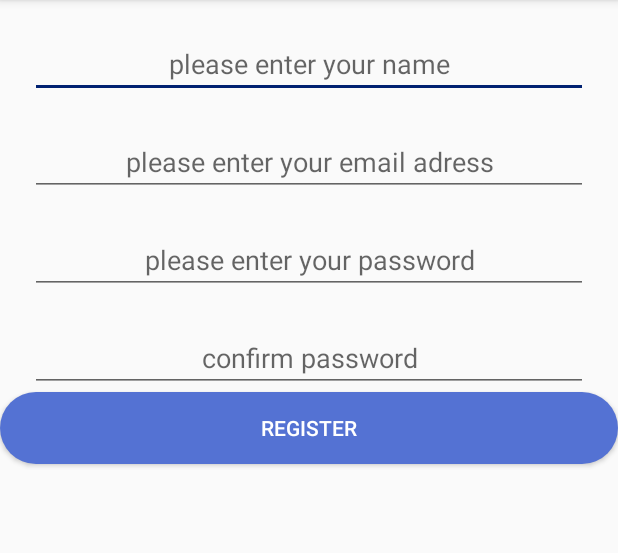
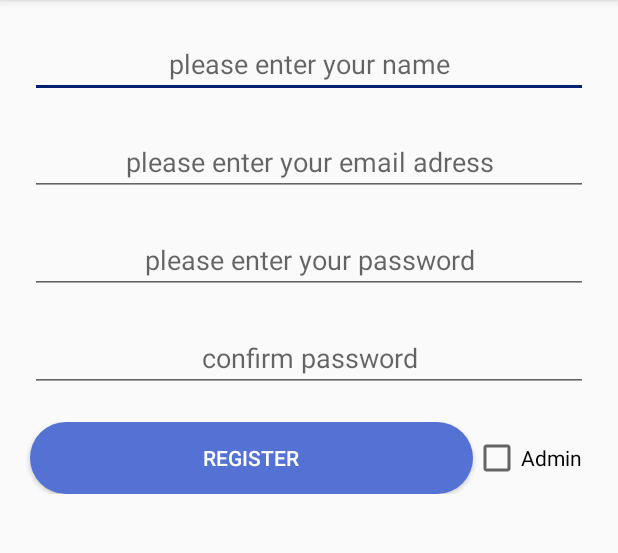
Before and after one commit to CiprianCiobanu123/CalendarEvents, an Android app: the Register screen opened directly, with no data from a screen before it, on a phone screen of 412 x 824 dp, the part 84-637 px from its top. Run offline under Robolectric (Android 15) with nearby library versions, the phone set to English and light mode, and no system bars; libraries missing offline, so code that uses them is left out: com.backendless, com.backendless.async, com.backendless.exceptions.

Commit message:
can register as a normal user or as an admin. can add member if admin dont see the add member option if normal user

```diff
--- a/EventCalendar/app/src/main/java/com/ciprian/eventcalendar/Register.java
+++ b/EventCalendar/app/src/main/java/com/ciprian/eventcalendar/Register.java
@@ -1,15 +1,19 @@
 package com.ciprian.eventcalendar;
 
+import androidx.appcompat.app.AlertDialog;
 import androidx.appcompat.app.AppCompatActivity;
 
 import android.animation.Animator;
 import android.animation.AnimatorListenerAdapter;
 import android.annotation.TargetApi;
+import android.content.DialogInterface;
 import android.content.Intent;
 import android.os.Build;
 import android.os.Bundle;
+import android.text.InputType;
 import android.view.View;
 import android.widget.Button;
+import android.widget.CheckBox;
 import android.widget.EditText;
 import android.widget.TextView;
 import android.widget.Toast;
@@ -19,15 +23,21 @@ import com.backendless.BackendlessUser;
 import com.backendless.async.callback.AsyncCallback;
 import com.backendless.exceptions.BackendlessFault;
 
+import static android.view.View.GONE;
+
 public class Register extends AppCompatActivity {
 
-    EditText etName, etPassword, etPasswordRepeat;
+    EditText etName, etPassword, etPasswordRepeat, etPasswordAdmin;
     Button btnRegister;
+    CheckBox cbAdmin;
     TextView tvMail;
 
     private View mProgressView;
     private View mLoginFormView;
     private TextView tvLoad;
+
+    private String isAdminText = "";
+    private boolean requiresAdminPassword;
 
     @Override
     protected void onCreate(Bundle savedInstanceState) {
@@ -43,6 +53,23 @@ public class Register extends AppCompatActivity {
         mProgressView = findViewById(R.id.login_progress);
         mLoginFormView = findViewById(R.id.login_form);
         tvLoad = findViewById(R.id.tvLoad);
+        cbAdmin = findViewById(R.id.cbAdmin);
+        etPasswordAdmin = findViewById(R.id.etPasswordAdmin);
+
+        etPasswordAdmin.setVisibility(GONE);
+
+        cbAdmin.setOnClickListener(new View.OnClickListener() {
+            @Override
+            public void onClick(View v) {
+                if (etPasswordAdmin.getVisibility() == View.VISIBLE) {
+                    etPasswordAdmin.setVisibility(GONE);
+                    requiresAdminPassword = false;
+                } else {
+                    etPasswordAdmin.setVisibility(View.VISIBLE);
+                    requiresAdminPassword = true;
+                }
+            }
+        });
 
         btnRegister.setOnClickListener(new View.OnClickListener() {
             @Override
@@ -59,8 +86,18 @@ public class Register extends AppCompatActivity {
                         String name = etName.getText().toString().trim();
                         String email = tvMail.getText().toString().trim();
                         String password = etPassword.getText().toString().trim();
+                        boolean isAdmin = false;
 
+                        if (requiresAdminPassword) {
+                            if (etPasswordAdmin.getText().toString().isEmpty()) {
+                                Toast.makeText(Register.this, "Please enter a 6 digit password", Toast.LENGTH_SHORT).show();
+                                showProgress(false);
+                            } else {
+                                if (etPasswordAdmin.getText().toString().trim().equals("123456")) {
+                                    Toast.makeText(Register.this, "You are an admin", Toast.LENGTH_SHORT).show();
+                                    isAdmin = true;
                                     BackendlessUser user = new BackendlessUser();
+                                    user.setProperty("admin", isAdmin);
                                     user.setEmail(email);
                                     user.setPassword(password);
                                     user.setProperty("name", name);
@@ -94,6 +131,50 @@ public class Register extends AppCompatActivity {
                                         }
                                     });
                                 } else {
+                                    Toast.makeText(Register.this, "6 digit code incorrect", Toast.LENGTH_SHORT).show();
+                                    showProgress(false);
+                                }
+                            }
+                        } else {
+                            BackendlessUser user = new BackendlessUser();
+                            user.setProperty("admin", isAdmin);
+                            user.setEmail(email);
+                            user.setPassword(password);
+                            user.setProperty("name", name);
+
+                            final Member member = new Member();
+                            member.setName(name);
+
+                            Backendless.UserService.register(user, new AsyncCallback<BackendlessUser>() {
+                                @Override
+                                public void handleResponse(BackendlessUser response) {
+                                    Toast.makeText(Register.this, "New user registered", Toast.LENGTH_SHORT).show();
+                                    Backendless.Persistence.save(member, new AsyncCallback<Member>() {
+                                        @Override
+                                        public void handleResponse(Member response) {
+                                            Toast.makeText(Register.this, "Member saved", Toast.LENGTH_SHORT).show();
+                                        }
+
+                                        @Override
+                                        public void handleFault(BackendlessFault fault) {
+                                            Toast.makeText(Register.this, fault.getMessage(), Toast.LENGTH_SHORT).show();
+                                        }
+                                    });
+                                    Register.this.finish();
+                                    startActivity(new Intent(Register.this, Login.class));
+                                }
+
+                                @Override
+                                public void handleFault(BackendlessFault fault) {
+                                    Toast.makeText(Register.this, "Error:" + fault.getMessage(), Toast.LENGTH_SHORT).show();
+                                    showProgress(false);
+                                }
+                            });
+
+                        }
+
+
+                    } else {
                         Toast.makeText(Register.this, "Passwords are different", Toast.LENGTH_SHORT).show();
                     }
 
@@ -108,36 +189,36 @@ public class Register extends AppCompatActivity {
     private void showProgress(final boolean show) {
         if (Build.VERSION.SDK_INT >= Build.VERSION_CODES.HONEYCOMB_MR2) {
             int shortAnimTime = getResources().getInteger(android.R.integer.config_shortAnimTime);
-            mLoginFormView.setVisibility(show ? View.GONE : View.VISIBLE);
+            mLoginFormView.setVisibility(show ? GONE : View.VISIBLE);
             mLoginFormView.animate().setDuration(shortAnimTime).alpha(
                     show ? 0 : 1).setListener(new AnimatorListenerAdapter() {
                 @Override
                 public void onAnimationEnd(Animator animation) {
-                    mLoginFormView.setVisibility(show ? View.GONE : View.VISIBLE);
+                    mLoginFormView.setVisibility(show ? GONE : View.VISIBLE);
                 }
             });
-            mProgressView.setVisibility(show ? View.VISIBLE : View.GONE);
+            mProgressView.setVisibility(show ? View.VISIBLE : GONE);
             mProgressView.animate().setDuration(shortAnimTime).alpha(
                     show ? 1 : 0).setListener(new AnimatorListenerAdapter() {
                 @Override
                 public void onAnimationEnd(Animator animation) {
-                    mProgressView.setVisibility(show ? View.VISIBLE : View.GONE);
+                    mProgressView.setVisibility(show ? View.VISIBLE : GONE);
                 }
             });
-            tvLoad.setVisibility(show ? View.VISIBLE : View.GONE);
+            tvLoad.setVisibility(show ? View.VISIBLE : GONE);
             tvLoad.animate().setDuration(shortAnimTime).alpha(
                     show ? 1 : 0).setListener(new AnimatorListenerAdapter() {
                 @Override
                 public void onAnimationEnd(Animator animation) {
-                    tvLoad.setVisibility(show ? View.VISIBLE : View.GONE);
+                    tvLoad.setVisibility(show ? View.VISIBLE : GONE);
                 }
             });
         } else {
 // The ViewPropertyAnimator APIs are not available, so simply show
 // and hide the relevant UI components.
-            mProgressView.setVisibility(show ? View.VISIBLE : View.GONE);
-            tvLoad.setVisibility(show ? View.VISIBLE : View.GONE);
-            mLoginFormView.setVisibility(show ? View.GONE : View.VISIBLE);
+            mProgressView.setVisibility(show ? View.VISIBLE : GONE);
+            tvLoad.setVisibility(show ? View.VISIBLE : GONE);
+            mLoginFormView.setVisibility(show ? GONE : View.VISIBLE);
         }
     }
 }
--- a/EventCalendar/app/src/main/res/layout/activity_register.xml
+++ b/EventCalendar/app/src/main/res/layout/activity_register.xml
@@ -88,13 +88,46 @@
             android:hint="confirm password"
             android:inputType="textPassword" />
 
-        <Button
-            android:id="@+id/btnRegister"
+        <EditText
+            android:id="@+id/etPasswordAdmin"
             android:layout_width="match_parent"
             android:layout_height="wrap_content"
-            android:background="@drawable/fullbutton"
-            android:text="Register"
-            android:textColor="@color/white4Ever" />
+            android:layout_marginLeft="20dp"
+            android:layout_marginTop="20dp"
+            android:layout_marginRight="20dp"
+            android:ems="10"
+            android:gravity="center_horizontal"
+            android:hint="password admin"
+            android:inputType="numberPassword" />
+
+        <LinearLayout
+            android:layout_width="match_parent"
+            android:layout_height="wrap_content"
+            android:layout_gravity="center_vertical"
+            android:layout_marginTop="20dp"
+            android:orientation="horizontal"
+            android:weightSum="3">
+
+            <Button
+                android:id="@+id/btnRegister"
+                android:layout_width="match_parent"
+                android:layout_height="wrap_content"
+                android:layout_marginLeft="20dp"
+                android:layout_weight="4"
+                android:background="@drawable/fullbutton"
+                android:text="Register"
+                android:textColor="@color/white4Ever" />
+
+            <CheckBox
+                android:id="@+id/cbAdmin"
+                android:layout_width="wrap_content"
+                android:layout_height="wrap_content"
+                android:layout_weight="0"
+                android:text="Admin" />
+
+        </LinearLayout>
+
+
     </LinearLayout>
 
 </LinearLayout>
```
Lines whose indentation alone changed are shown as unchanged.
